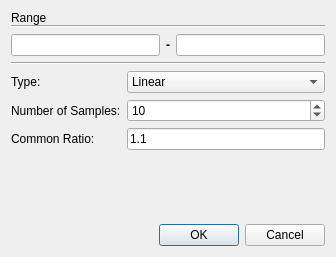
Before: the Qt Designer form Qt/Widgets/Resources/UI/pqSeriesGeneratorDialog.ui in Kitware/ParaView, drawn with Qt 5.
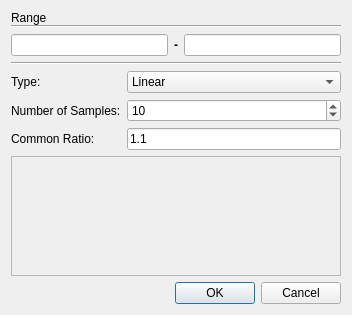
After: the same form once the commit is applied. Custom widgets are drawn as their Qt base class.

Commit message:
Make example series widget larger and scrollable
Make the default size large enough to hold the default number of
series values (10) and make the area scrollable if the number of
series values overruns the allocate area.

Diff of the .ui file:
```diff
--- a/Qt/Widgets/Resources/UI/pqSeriesGeneratorDialog.ui
+++ b/Qt/Widgets/Resources/UI/pqSeriesGeneratorDialog.ui
@@ -6,14 +6,45 @@
    <rect>
     <x>0</x>
     <y>0</y>
-    <width>336</width>
-    <height>257</height>
+    <width>352</width>
+    <height>315</height>
    </rect>
   </property>
   <property name="windowTitle">
    <string>Generate Number Series</string>
   </property>
-  <layout class="QGridLayout" name="gridLayout" rowstretch="0,0,0,0,0,0,1,0">
+  <layout class="QGridLayout" name="gridLayout" rowstretch="0,0,0,0,0,0,0,0">
+   <item row="3" column="1">
+    <widget class="QComboBox" name="comboBox">
+     <item>
+      <property name="text">
+       <string>Linear</string>
+      </property>
+     </item>
+     <item>
+      <property name="text">
+       <string>Logarithmic</string>
+      </property>
+     </item>
+     <item>
+      <property name="text">
+       <string>Geometric (samples)</string>
+      </property>
+     </item>
+     <item>
+      <property name="text">
+       <string>Geometric (common ratio)</string>
+      </property>
+     </item>
+    </widget>
+   </item>
+   <item row="2" column="0" colspan="2">
+    <widget class="Line" name="line_2">
+     <property name="orientation">
+      <enum>Qt::Horizontal</enum>
+     </property>
+    </widget>
+   </item>
    <item row="1" column="0" colspan="2">
     <layout class="QHBoxLayout" name="horizontalLayout">
      <item>
@@ -34,13 +65,6 @@
      </item>
     </layout>
    </item>
-   <item row="2" column="0" colspan="2">
-    <widget class="Line" name="line_2">
-     <property name="orientation">
-      <enum>Qt::Horizontal</enum>
-     </property>
-    </widget>
-   </item>
    <item row="3" column="0">
     <widget class="QLabel" name="label_3">
      <property name="text">
@@ -48,30 +72,6 @@
      </property>
     </widget>
    </item>
-   <item row="3" column="1">
-    <widget class="QComboBox" name="comboBox">
-     <item>
-      <property name="text">
-       <string>Linear</string>
-      </property>
-     </item>
-     <item>
-      <property name="text">
-       <string>Logarithmic</string>
-      </property>
-     </item>
-     <item>
-      <property name="text">
-       <string>Geometric (samples)</string>
-      </property>
-     </item>
-     <item>
-      <property name="text">
-       <string>Geometric (common ratio)</string>
-      </property>
-     </item>
-    </widget>
-   </item>
    <item row="4" column="0">
     <widget class="QLabel" name="label_nsamples">
      <property name="text">
@@ -106,22 +106,6 @@
      </property>
     </widget>
    </item>
-   <item row="6" column="0" colspan="2">
-    <widget class="QLabel" name="message">
-     <property name="font">
-      <font>
-       <weight>75</weight>
-       <bold>true</bold>
-      </font>
-     </property>
-     <property name="text">
-      <string/>
-     </property>
-     <property name="wordWrap">
-      <bool>true</bool>
-     </property>
-    </widget>
-   </item>
    <item row="7" column="0" colspan="2">
     <widget class="QDialogButtonBox" name="buttonBox">
      <property name="orientation">
@@ -153,6 +137,47 @@
      </item>
     </layout>
    </item>
+   <item row="6" column="0" colspan="2">
+    <widget class="QScrollArea" name="scrollArea">
+     <property name="sizePolicy">
+      <sizepolicy hsizetype="MinimumExpanding" vsizetype="Expanding">
+       <horstretch>0</horstretch>
+       <verstretch>0</verstretch>
+      </sizepolicy>
+     </property>
+     <property name="widgetResizable">
+      <bool>true</bool>
+     </property>
+     <widget class="QWidget" name="scrollAreaWidgetContents">
+      <property name="geometry">
+       <rect>
+        <x>0</x>
+        <y>0</y>
+        <width>326</width>
+        <height>79</height>
+       </rect>
+      </property>
+      <layout class="QVBoxLayout" name="verticalLayout_2">
+       <item>
+        <widget class="QLabel" name="message">
+         <property name="font">
+          <font>
+           <weight>75</weight>
+           <bold>true</bold>
+          </font>
+         </property>
+         <property name="text">
+          <string/>
+         </property>
+         <property name="wordWrap">
+          <bool>true</bool>
+         </property>
+        </widget>
+       </item>
+      </layout>
+     </widget>
+    </widget>
+   </item>
   </layout>
  </widget>
  <customwidgets>
```
